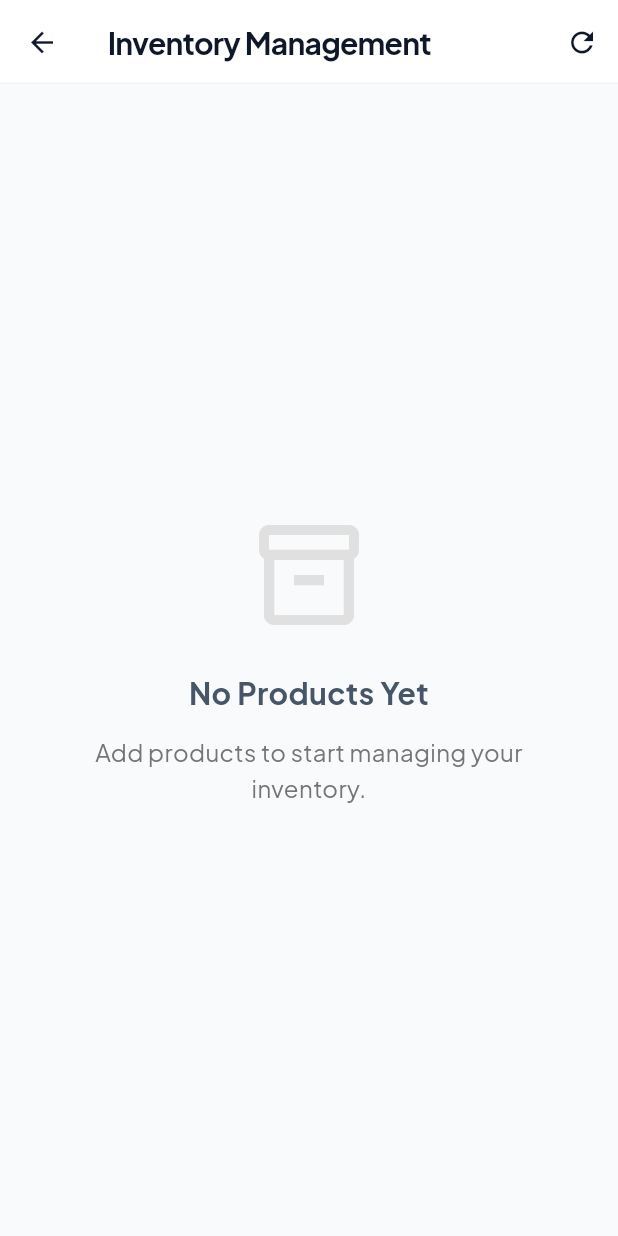
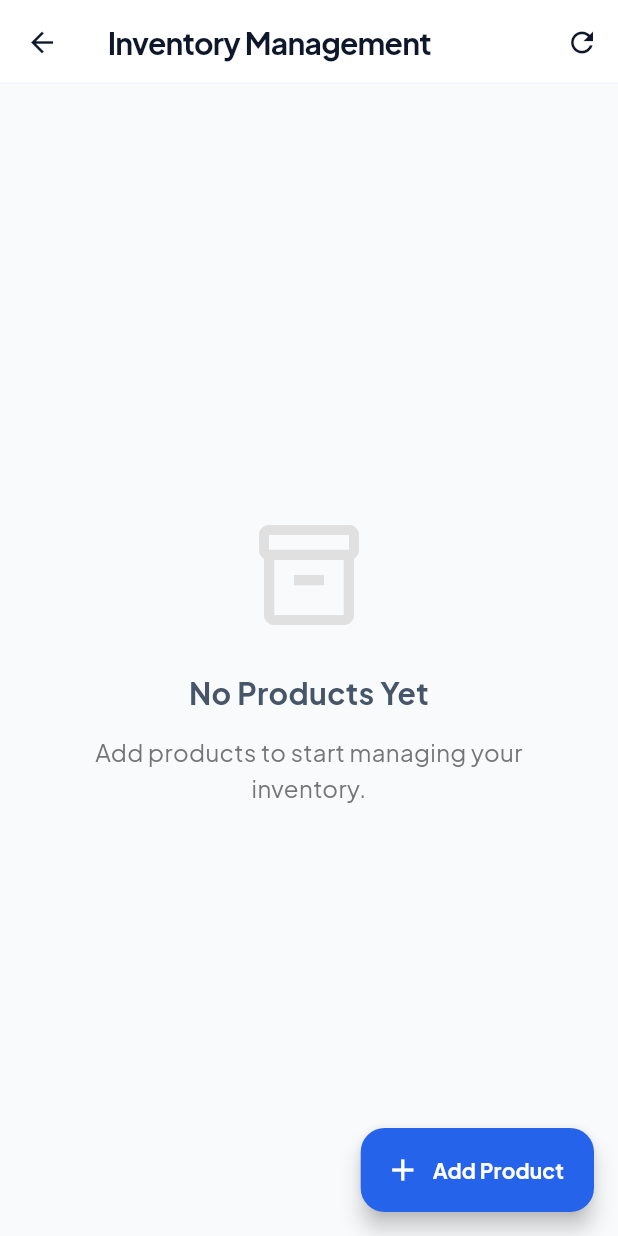
Before and after one commit to Theani7/LocalTrade, a Flutter app: the VendorInventoryScreen screen opened directly, on a phone screen of 412 x 824 dp. Run offline on Flutter 3.47's test engine with Material 3 defaults, Android fonts, the light colour scheme and no system bars; our stand-ins replace cached_network_image, firebase_core, firebase_messaging, fl_chart, flutter_local_notifications, flutter_secure_storage and 5 more; accounts and stored records are empty; network calls fail.

Commit message:
UI: Add FloatingActionButton to vendor inventory to allow adding products

```diff
--- a/frontend/localtrade_app/lib/features/vendor/vendor_inventory_screen.dart
+++ b/frontend/localtrade_app/lib/features/vendor/vendor_inventory_screen.dart
@@ -4,6 +4,7 @@ import 'package:provider/provider.dart';
 import '../../providers/product_provider.dart';
 import '../../core/theme/app_theme.dart';
 import '../../widgets/empty_state.dart';
+import 'add_edit_product_screen.dart';
 
 class VendorInventoryScreen extends StatefulWidget {
   const VendorInventoryScreen({super.key});
@@ -33,6 +34,17 @@ class _VendorInventoryScreenState extends State<VendorInventoryScreen> {
             icon: const Icon(Icons.refresh),
           ),
         ],
+      ),
+      floatingActionButton: FloatingActionButton.extended(
+        onPressed: () {
+          Navigator.push(
+            context,
+            MaterialPageRoute(builder: (context) => const AddEditProductScreen()),
+          );
+        },
+        backgroundColor: AppTheme.primaryColor,
+        icon: const Icon(Icons.add, color: Colors.white),
+        label: const Text('Add Product', style: TextStyle(color: Colors.white, fontWeight: FontWeight.bold)),
       ),
       body: Consumer<ProductProvider>(
         builder: (context, provider, _) {
```
